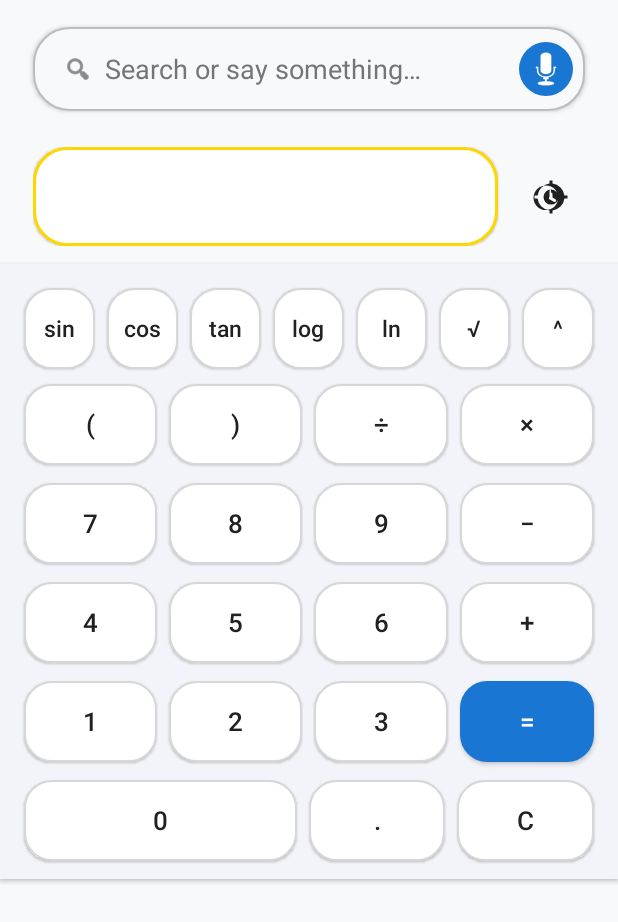
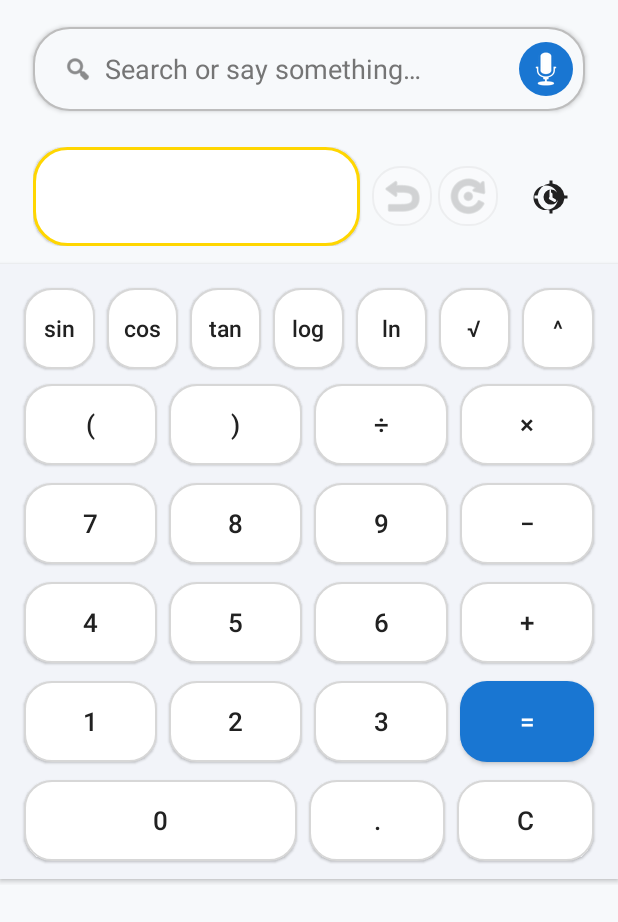
Before and after one commit to akshayabduk/smartcalc-voice-171, an Android app: the screen it shows after launch (MainActivity), after a tap on an icon or button, on a phone screen of 412 x 824 dp. Shown: the top 922 px of the screen. Run offline under Robolectric (Android 15) with nearby library versions, the phone set to English and light mode, and no system bars; libraries missing offline, so code that uses them is left out: org.apache.commons.

Commit message:
CheckPoint - cgf54a0cf2

```diff
--- a/kotlin_frontend/app/src/main/kotlin/org/example/app/MainActivity.kt
+++ b/kotlin_frontend/app/src/main/kotlin/org/example/app/MainActivity.kt
@@ -32,6 +32,9 @@ class MainActivity : Activity() {
     private lateinit var resultBox: TextView
     private var currentExpression: String = ""
     private var historyDrawer: View? = null
+    private lateinit var undoRedoManager: UndoRedoManager
+    private lateinit var btnUndo: ImageButton
+    private lateinit var btnRedo: ImageButton
     private var isHistoryDrawerShowing: Boolean = false
     private lateinit var resultHistoryRow: View
 
@@ -42,6 +45,16 @@ class MainActivity : Activity() {
         setContentView(R.layout.activity_main)
 
         uiModeManager = getSystemService(Context.UI_MODE_SERVICE) as UiModeManager
+
+        // Initialize undo/redo manager
+        undoRedoManager = UndoRedoManager()
+        undoRedoManager.addState("")  // Initial empty state
+
+        // Set up undo/redo buttons
+        btnUndo = findViewById(R.id.btnUndo)
+        btnRedo = findViewById(R.id.btnRedo)
+
+        setupUndoRedoButtons()
 
         val textView = findViewById<TextView>(R.id.textView)
         // No longer show 'Hello World' or placeholder message, clear or hide the label
@@ -76,6 +89,33 @@ class MainActivity : Activity() {
     private fun updateResultBox(expression: String) {
         currentExpression = expression
         resultBox.text = expression
+        undoRedoManager.addState(expression)
+        updateUndoRedoButtonStates()
+    }
+
+    private fun setupUndoRedoButtons() {
+        btnUndo.setOnClickListener {
+            undoRedoManager.undo()?.let { prevState ->
+                voiceSearchBar.setQuery(prevState)
+                updateUndoRedoButtonStates()
+            }
+        }
+
+        btnRedo.setOnClickListener {
+            undoRedoManager.redo()?.let { nextState ->
+                voiceSearchBar.setQuery(nextState)
+                updateUndoRedoButtonStates()
+            }
+        }
+
+        updateUndoRedoButtonStates()
+    }
+
+    private fun updateUndoRedoButtonStates() {
+        btnUndo.isEnabled = undoRedoManager.canUndo()
+        btnRedo.isEnabled = undoRedoManager.canRedo()
+        btnUndo.alpha = if (undoRedoManager.canUndo()) 1.0f else 0.3f
+        btnRedo.alpha = if (undoRedoManager.canRedo()) 1.0f else 0.3f
     }
 
     /**
@@ -171,6 +211,9 @@ class MainActivity : Activity() {
             voiceSearchBar.setQuery("")
             resultBox.text = ""
             currentExpression = ""
+            undoRedoManager.clear()
+            undoRedoManager.addState("")
+            updateUndoRedoButtonStates()
         }
     }
 
--- /dev/null
+++ b/kotlin_frontend/app/src/main/kotlin/org/example/app/UndoRedoManager.kt
@@ -0,0 +1,68 @@
+package org.example.app
+
+/**
+ * PUBLIC_INTERFACE
+ * UndoRedoManager handles the undo/redo stack for calculator input states.
+ * Uses two stacks to track the expression history and allow undo/redo operations.
+ */
+class UndoRedoManager {
+    private val undoStack = mutableListOf<String>()
+    private val redoStack = mutableListOf<String>()
+
+    /**
+     * PUBLIC_INTERFACE
+     * Adds a new state to the undo history.
+     * Clears redo stack as the timeline has diverged.
+     */
+    fun addState(state: String) {
+        if (undoStack.isEmpty() || undoStack.last() != state) {
+            undoStack.add(state)
+            redoStack.clear()
+        }
+    }
+
+    /**
+     * PUBLIC_INTERFACE
+     * Reverts to the previous state if available.
+     * Returns null if no previous state exists.
+     */
+    fun undo(): String? {
+        if (undoStack.size <= 1) return null
+        val current = undoStack.removeAt(undoStack.lastIndex)
+        redoStack.add(current)
+        return undoStack.last()
+    }
+
+    /**
+     * PUBLIC_INTERFACE
+     * Restores a previously undone state if available.
+     * Returns null if no state to restore.
+     */
+    fun redo(): String? {
+        if (redoStack.isEmpty()) return null
+        val state = redoStack.removeAt(redoStack.lastIndex)
+        undoStack.add(state)
+        return state
+    }
+
+    /**
+     * PUBLIC_INTERFACE
+     * Checks if undo operation is available.
+     */
+    fun canUndo(): Boolean = undoStack.size > 1
+
+    /**
+     * PUBLIC_INTERFACE
+     * Checks if redo operation is available.
+     */
+    fun canRedo(): Boolean = redoStack.isNotEmpty()
+
+    /**
+     * PUBLIC_INTERFACE
+     * Clears all history stacks.
+     */
+    fun clear() {
+        undoStack.clear()
+        redoStack.clear()
+    }
+}
--- a/kotlin_frontend/app/src/main/res/layout/activity_main.xml
+++ b/kotlin_frontend/app/src/main/res/layout/activity_main.xml
@@ -14,7 +14,7 @@
         android:importantForAccessibility="yes"
         android:contentDescription="@string/voice_search_content_desc" />
 
-    <!-- Row: Result box and history button horizontally, directly below the search bar -->
+    <!-- Row: Result box, undo/redo buttons, and history button horizontally, directly below the search bar -->
     <LinearLayout
         android:id="@+id/resultHistoryRow"
         android:layout_width="match_parent"
@@ -48,6 +48,35 @@
             android:contentDescription="@string/result_box_content_desc"
             android:accessibilityLiveRegion="polite"
             android:importantForAccessibility="yes"/>
+
+        <!-- Undo/Redo buttons container -->
+        <LinearLayout
+            android:layout_width="wrap_content"
+            android:layout_height="wrap_content"
+            android:orientation="horizontal"
+            android:layout_marginStart="8dp">
+
+            <ImageButton
+                android:id="@+id/btnUndo"
+                android:layout_width="40dp"
+                android:layout_height="40dp"
+                android:background="@drawable/bg_calc_button_normal"
+                android:src="@android:drawable/ic_menu_revert"
+                android:tint="@color/onSurface"
+                android:contentDescription="@string/undo_button_desc"
+                android:layout_marginEnd="4dp"
+                android:padding="8dp"/>
+
+            <ImageButton
+                android:id="@+id/btnRedo"
+                android:layout_width="40dp"
+                android:layout_height="40dp"
+                android:background="@drawable/bg_calc_button_normal"
+                android:src="@android:drawable/ic_menu_rotate"
+                android:tint="@color/onSurface"
+                android:contentDescription="@string/redo_button_desc"
+                android:padding="8dp"/>
+        </LinearLayout>
 
         <!-- Inline modern history button (icon) -->
         <ImageView
--- a/kotlin_frontend/app/src/main/res/values/strings.xml
+++ b/kotlin_frontend/app/src/main/res/values/strings.xml
@@ -28,4 +28,6 @@
     <string name="history_icon_content_desc">Show calculation history</string>
     <string name="timestamp_format">MMM d, h:mm a</string>
     <string name="keypad_content_desc">Calculator keypad</string>
+    <string name="undo_button_desc">Undo last input change</string>
+    <string name="redo_button_desc">Redo last undone change</string>
 </resources>
```
Also changed, not shown: 6 other files.
